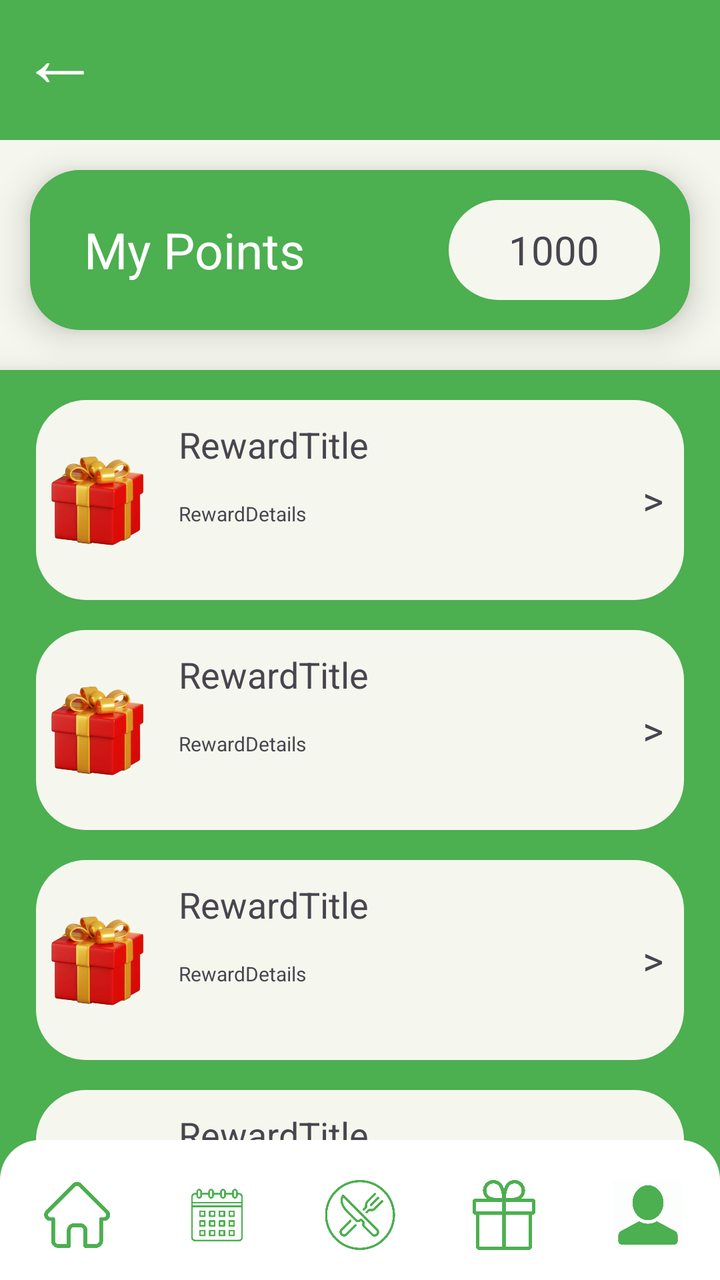
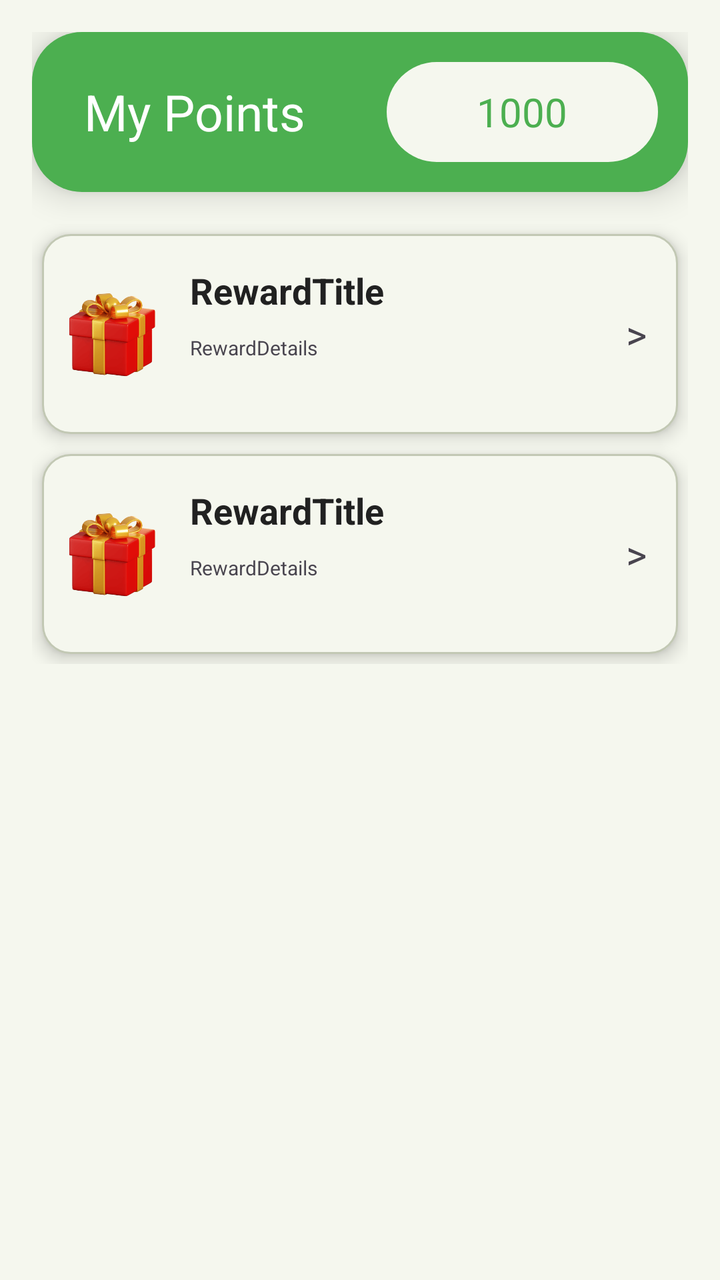

Before-and-after screenshots of an Android layout around one commit, followed by the original layout XML and the change that was made.
<!-- AndroidManifest.xml: application theme Theme.Gamstop -->
<!-- res/layout/activity_reward_page.xml -->
<?xml version="1.0" encoding="utf-8"?>
<FrameLayout xmlns:android="http://schemas.android.com/apk/res/android"
    xmlns:app="http://schemas.android.com/apk/res-auto"
    xmlns:tools="http://schemas.android.com/tools"
    android:id="@+id/main"
    android:layout_width="match_parent"
    android:layout_height="match_parent"
    android:orientation="vertical"
    android:background="#4CAF50"
    tools:context=".MainActivity">

    <LinearLayout
    android:layout_width="match_parent"
    android:layout_height="wrap_content"
        android:orientation="vertical"
    android:background="#F5F7EE">

    <TextView
        android:layout_width="match_parent"
        android:layout_height="70dp"
        android:background="#4CAF50"
        android:text="←"
        android:gravity="center"
        android:paddingRight="300dp"
        android:paddingBottom="15dp"
        android:textSize="40dp"
        android:textColor="@color/white"/>

        <LinearLayout
            android:layout_width="match_parent"
            android:layout_height="match_parent"
            android:layout_marginTop="115dp"
            android:background="#4CAF50"
            android:elevation="10dp"
            android:orientation="vertical">

            <include layout="@layout/item_rewardlayout" />

            <include layout="@layout/item_rewardlayout" />

            <include layout="@layout/item_rewardlayout" />

            <include layout="@layout/item_rewardlayout" />


        </LinearLayout>
    </LinearLayout>

    <RelativeLayout
        android:layout_width="match_parent"
        android:layout_height="wrap_content"
        android:layout_marginTop="570dp"
        android:backgroundTint="#FFFFFF"
        android:elevation="10dp">

        <include layout="@layout/nav_bar_layout" />

    </RelativeLayout>

    <LinearLayout
        android:layout_width="match_parent"
        android:layout_height="80dp"
        android:layout_marginLeft="15dp"
        android:layout_marginTop="85dp"
        android:layout_marginRight="15dp"
        android:background="@drawable/rounded_corner"
        android:backgroundTint="#4CAF50"
        android:elevation="10dp"
        android:textColor="@color/white">

        <TextView
            android:layout_width="match_parent"
            android:layout_height="match_parent"
            android:layout_weight="0.7"
            android:fontFamily="sans-serif"
            android:gravity="center"
            android:paddingRight="30dp"
            android:text="My Points"
            android:textColor="@color/white"
            android:textSize="25dp" />

        <TextView
            android:layout_width="match_parent"
            android:layout_height="match_parent"
            android:layout_margin="15dp"
            android:layout_weight="1"
            android:background="@drawable/rounded_corner"
            android:backgroundTint="#F5F7EE"
            android:gravity="center"
            android:text="1000"
            android:textSize="20dp" />


    </LinearLayout>

</FrameLayout>
<!-- res/layout/item_rewardlayout.xml (included above) -->
<LinearLayout xmlns:android="http://schemas.android.com/apk/res/android"
    xmlns:app="http://schemas.android.com/apk/res-auto"
    xmlns:tools="http://schemas.android.com/tools"
    android:layout_width="match_parent"
    android:layout_height="100dp"
    android:background="@drawable/rounded_corner"
    android:layout_marginTop="15dp"
    android:layout_marginRight="18dp"
    android:layout_marginLeft="18dp"
    android:backgroundTint="#F5F7EE"
    android:orientation="horizontal">


    <ImageView
        android:layout_width="match_parent"
        android:layout_height="match_parent"
        android:layout_weight="0.75"
        android:paddingLeft="5dp"
        android:paddingRight="5dp"
        android:src="@drawable/giftbox"/>
    <LinearLayout
        android:layout_width="match_parent"
        android:layout_height="match_parent"
        android:layout_weight="0.25"
        android:layout_marginRight="10dp"
        android:orientation="vertical">

        <TextView
            android:layout_width="match_parent"
            android:layout_height="match_parent"
            android:layout_weight="0.2"
            android:text="RewardTitle"
            android:padding="10dp"
            android:fontFamily="sans-serif"
            android:textSize="18dp"/>
        <TextView
            android:layout_width="match_parent"
            android:layout_height="match_parent"
            android:layout_weight="0.2"
            android:text="RewardDetails"
            android:paddingLeft="10dp"
            android:textSize="10dp"/>

    </LinearLayout>

    <TextView
        android:layout_width="match_parent"
        android:layout_height="match_parent"
        android:layout_weight="0.85"
        android:text=">"
        android:textSize="20dp"
        android:layout_marginRight="5dp"
        android:gravity="center"
        />

</LinearLayout>
<!-- res/layout/nav_bar_layout.xml (included above) -->
<LinearLayout xmlns:android="http://schemas.android.com/apk/res/android"
    xmlns:app="http://schemas.android.com/apk/res-auto"
    xmlns:tools="http://schemas.android.com/tools"
    android:id="@+id/navbar"
    android:layout_width="match_parent"
    android:layout_height="80dp"
    android:layout_alignParentBottom="true"
    android:orientation="horizontal"
    android:background="@drawable/top_rounded_corner"
    android:weightSum="5"
    android:paddingTop="5dp"
    android:backgroundTint="#FFFFFF">

    <LinearLayout
        android:layout_width="0dp"
        android:layout_height="match_parent"
        android:layout_weight="1"
        android:gravity="center"
        android:padding="15dp"
        android:orientation="vertical">

        <ImageView
            android:layout_width="48dp"
            android:layout_height="78dp"
            android:layout_weight="1"
            android:paddingLeft="10dp"
            android:paddingRight="5dp"
            android:scaleType="fitCenter"
            android:src="@drawable/navbar_icon_home"
            app:tint="#4CAF50" />
    </LinearLayout>

    <LinearLayout
        android:layout_width="0dp"
        android:layout_height="match_parent"
        android:layout_weight="1"
        android:gravity="center"
        android:padding="15dp"
        android:orientation="vertical">

        <ImageView
            android:layout_width="48dp"
            android:layout_height="78dp"
            android:layout_weight="0.75"
            android:paddingLeft="1dp"
            android:paddingRight="0dp"
            android:scaleType="fitCenter"
            android:src="@drawable/calendar_icon"
            app:tint="#4CAF50" />
    </LinearLayout>

    <LinearLayout
        android:layout_width="0dp"
        android:layout_height="match_parent"
        android:layout_weight="1"
        android:gravity="center"
        android:padding="15dp"
        android:orientation="vertical">

        <ImageView
            android:layout_width="48dp"
            android:layout_height="78dp"
            android:layout_weight="0.75"
            android:paddingLeft="5dp"
            android:paddingRight="5dp"
            android:scaleType="fitCenter"
            android:src="@drawable/navbar_icon_eat"
            app:tint="#4CAF50" />
    </LinearLayout>

    <LinearLayout
        android:layout_width="0dp"
        android:layout_height="match_parent"
        android:layout_weight="1"
        android:gravity="center"
        android:padding="15dp"
        android:orientation="vertical">

        <ImageView
            android:layout_width="48dp"
            android:layout_height="78dp"
            android:layout_weight="0.75"
            android:paddingLeft="5dp"
            android:paddingRight="5dp"
            android:src="@drawable/navbar_icon_gift"
            app:tint="#4CAF50" />
    </LinearLayout>

    <LinearLayout
        android:layout_width="0dp"
        android:layout_height="match_parent"
        android:layout_weight="1"
        android:gravity="center"
        android:padding="15dp"
        android:orientation="vertical">

        <ImageView
            android:layout_width="48dp"
            android:layout_height="78dp"
            android:layout_weight="0.75"
            android:paddingLeft="5dp"
            android:paddingRight="5dp"
            android:src="@drawable/navbar_icon_account"
            app:tint="#4CAF50" />
    </LinearLayout>

</LinearLayout>
<!-- resources referenced by this layout -->
<resources>
  <color name="white">#FFFFFFFF</color>
  <!-- drawable calendar_icon: png bitmap (drawable, 14035 bytes) -->
  <!-- drawable giftbox: webp bitmap (drawable, 18688 bytes) -->
  <!-- drawable navbar_icon_account: png bitmap (drawable, 16447 bytes) -->
  <!-- drawable navbar_icon_eat: png bitmap (drawable, 24859 bytes) -->
  <!-- drawable navbar_icon_gift: png bitmap (drawable, 6518 bytes) -->
  <!-- drawable navbar_icon_home: png bitmap (drawable, 8020 bytes) -->
  <!-- drawable rounded_corner (drawable) -->
  <shape xmlns:android="http://schemas.android.com/apk/res/android">
      <solid android:color="@color/black"/>
      <corners android:radius="25dp"/>
  </shape>
  <!-- drawable top_rounded_corner (drawable) -->
  <shape xmlns:android="http://schemas.android.com/apk/res/android">
  
      <solid android:color="#FFFFFF"/>
  
      <corners
          android:topLeftRadius="20dp"
          android:topRightRadius="20dp"
          android:bottomLeftRadius="0dp"
          android:bottomRightRadius="0dp"/>
  
  </shape>
  <style name="Theme.Gamstop" parent="Base.Theme.Gamstop" />
  <color name="black">#FF000000</color>
  <style name="Base.Theme.Gamstop" parent="Theme.Material3.DayNight.NoActionBar">
          
          
      </style>
</resources>

<!-- the commit's change to res/layout/activity_reward_page.xml (unified diff, before → after) -->
@@ -1,42 +1,57 @@
 <?xml version="1.0" encoding="utf-8"?>
-<FrameLayout xmlns:android="http://schemas.android.com/apk/res/android"
+<RelativeLayout xmlns:android="http://schemas.android.com/apk/res/android"
     xmlns:app="http://schemas.android.com/apk/res-auto"
     xmlns:tools="http://schemas.android.com/tools"
-    android:id="@+id/main"
     android:layout_width="match_parent"
     android:layout_height="match_parent"
-    android:orientation="vertical"
-    android:background="#4CAF50"
-    tools:context=".MainActivity">
+    android:background="#F5F7EE"
+    android:padding="16dp">
 
     <LinearLayout
-    android:layout_width="match_parent"
-    android:layout_height="wrap_content"
-        android:orientation="vertical"
-    android:background="#F5F7EE">
+        android:id="@+id/card_points"
+        android:layout_width="match_parent"
+        android:layout_height="80dp"
+        android:background="@drawable/rounded_corner"
+        android:backgroundTint="#4CAF50"
+        android:elevation="10dp"
+        android:orientation="horizontal">
 
-    <TextView
+        <TextView
+            android:layout_width="0dp"
+            android:layout_height="match_parent"
+            android:layout_weight="1.2"
+            android:fontFamily="sans-serif"
+            android:gravity="center"
+            android:text="My Points"
+            android:textColor="@color/white"
+            android:textSize="25sp" />
+
+        <TextView
+            android:layout_width="0dp"
+            android:layout_height="match_parent"
+            android:layout_margin="15dp"
+            android:layout_weight="1"
+            android:background="@drawable/rounded_corner"
+            android:backgroundTint="#F5F7EE"
+            android:gravity="center"
+            android:text="1000"
+            android:textColor="#4CAF50"
+            android:textSize="20sp" />
+
+    </LinearLayout>
+
+    <ScrollView
         android:layout_width="match_parent"
-        android:layout_height="70dp"
-        android:background="#4CAF50"
-        android:text="←"
-        android:gravity="center"
-        android:paddingRight="300dp"
-        android:paddingBottom="15dp"
-        android:textSize="40dp"
-        android:textColor="@color/white"/>
+        android:layout_height="match_parent"
+        android:layout_below="@id/card_points"
+        android:layout_marginTop="16dp"
+        android:scrollbars="none">
 
         <LinearLayout
             android:layout_width="match_parent"
-            android:layout_height="match_parent"
-            android:layout_marginTop="115dp"
-            android:background="#4CAF50"
-            android:elevation="10dp"
+            android:layout_height="wrap_content"
+            android:elevation="5dp"
             android:orientation="vertical">
-
-            <include layout="@layout/item_rewardlayout" />
-
-            <include layout="@layout/item_rewardlayout" />
 
             <include layout="@layout/item_rewardlayout" />
 
@@ -44,68 +59,18 @@
 
 
         </LinearLayout>
-    </LinearLayout>
+    </ScrollView>
 
-    <RelativeLayout
-        android:layout_width="match_parent"
-        android:layout_height="wrap_content"
-        android:layout_marginTop="570dp"
-        android:backgroundTint="#FFFFFF"
-        android:elevation="10dp">
-
-        <include layout="@layout/nav_bar_layout" />
-
-    </RelativeLayout>
-
-    <LinearLayout
-        android:layout_width="match_parent"
-        android:layout_height="80dp"
-        android:layout_marginLeft="15dp"
-        android:layout_marginTop="85dp"
-        android:layout_marginRight="15dp"
-        android:background="@drawable/rounded_corner"
-        android:backgroundTint="#4CAF50"
-        android:elevation="10dp"
-        android:textColor="@color/white">
-
-        <TextView
-            android:layout_width="match_parent"
-            android:layout_height="match_parent"
-            android:layout_weight="0.7"
-            android:fontFamily="sans-serif"
-            android:gravity="center"
-            android:paddingRight="30dp"
-            android:text="My Points"
-            android:textColor="@color/white"
-            android:textSize="25dp" />
-
-        <TextView
-            android:layout_width="match_parent"
-            android:layout_height="match_parent"
-            android:layout_margin="15dp"
-            android:layout_weight="1"
-            android:background="@drawable/rounded_corner"
-            android:backgroundTint="#F5F7EE"
-            android:gravity="center"
-            android:text="1000"
-            android:textSize="20dp" />
-
-
-    </LinearLayout>
-
-</FrameLayout>
+</RelativeLayout>
 <!-- res/layout/item_rewardlayout.xml (included above) -->
 <LinearLayout xmlns:android="http://schemas.android.com/apk/res/android"
     xmlns:app="http://schemas.android.com/apk/res-auto"
     xmlns:tools="http://schemas.android.com/tools"
     android:layout_width="match_parent"
     android:layout_height="100dp"
-    android:background="@drawable/rounded_corner"
-    android:layout_marginTop="15dp"
-    android:layout_marginRight="18dp"
-    android:layout_marginLeft="18dp"
-    android:backgroundTint="#F5F7EE"
-    android:orientation="horizontal">
+    android:orientation="horizontal"
+    android:layout_margin="5dp"
+    android:background="@drawable/rounded_and_border" android:elevation="5dp" android:padding="6dp">
 
 
     <ImageView
@@ -119,6 +84,7 @@
         android:layout_width="match_parent"
         android:layout_height="match_parent"
         android:layout_weight="0.25"
+
         android:layout_marginRight="10dp"
         android:orientation="vertical">
 
@@ -129,6 +95,8 @@
             android:text="RewardTitle"
             android:padding="10dp"
             android:fontFamily="sans-serif"
+            android:textColor="#212121"
+            android:textStyle="bold"
             android:textSize="18dp"/>
         <TextView
             android:layout_width="match_parent"
@@ -151,111 +119,3 @@
         />
 
 </LinearLayout>
-<!-- res/layout/nav_bar_layout.xml (included above) -->
-<LinearLayout xmlns:android="http://schemas.android.com/apk/res/android"
-    xmlns:app="http://schemas.android.com/apk/res-auto"
-    xmlns:tools="http://schemas.android.com/tools"
-    android:id="@+id/navbar"
-    android:layout_width="match_parent"
-    android:layout_height="80dp"
-    android:layout_alignParentBottom="true"
-    android:orientation="horizontal"
-    android:background="@drawable/top_rounded_corner"
-    android:weightSum="5"
-    android:paddingTop="5dp"
-    android:backgroundTint="#FFFFFF">
-
-    <LinearLayout
-        android:layout_width="0dp"
-        android:layout_height="match_parent"
-        android:layout_weight="1"
-        android:gravity="center"
-        android:padding="15dp"
-        android:orientation="vertical">
-
-        <ImageView
-            android:layout_width="48dp"
-            android:layout_height="78dp"
-            android:layout_weight="1"
-            android:paddingLeft="10dp"
-            android:paddingRight="5dp"
-            android:scaleType="fitCenter"
-            android:src="@drawable/navbar_icon_home"
-            app:tint="#4CAF50" />
-    </LinearLayout>
-
-    <LinearLayout
-        android:layout_width="0dp"
-        android:layout_height="match_parent"
-        android:layout_weight="1"
-        android:gravity="center"
-        android:padding="15dp"
-        android:orientation="vertical">
-
-        <ImageView
-            android:layout_width="48dp"
-            android:layout_height="78dp"
-            android:layout_weight="0.75"
-            android:paddingLeft="1dp"
-            android:paddingRight="0dp"
-            android:scaleType="fitCenter"
-            android:src="@drawable/calendar_icon"
-            app:tint="#4CAF50" />
-    </LinearLayout>
-
-    <LinearLayout
-        android:layout_width="0dp"
-        android:layout_height="match_parent"
-        android:layout_weight="1"
-        android:gravity="center"
-        android:padding="15dp"
-        android:orientation="vertical">
-
-        <ImageView
-            android:layout_width="48dp"
-            android:layout_height="78dp"
-            android:layout_weight="0.75"
-            android:paddingLeft="5dp"
-            android:paddingRight="5dp"
-            android:scaleType="fitCenter"
-            android:src="@drawable/navbar_icon_eat"
-            app:tint="#4CAF50" />
-    </LinearLayout>
-
-    <LinearLayout
-        android:layout_width="0dp"
-        android:layout_height="match_parent"
-        android:layout_weight="1"
-        android:gravity="center"
-        android:padding="15dp"
-        android:orientation="vertical">
-
-        <ImageView
-            android:layout_width="48dp"
-            android:layout_height="78dp"
-            android:layout_weight="0.75"
-            android:paddingLeft="5dp"
-            android:paddingRight="5dp"
-            android:src="@drawable/navbar_icon_gift"
-            app:tint="#4CAF50" />
-    </LinearLayout>
-
-    <LinearLayout
-        android:layout_width="0dp"
-        android:layout_height="match_parent"
-        android:layout_weight="1"
-        android:gravity="center"
-        android:padding="15dp"
-        android:orientation="vertical">
-
-        <ImageView
-            android:layout_width="48dp"
-            android:layout_height="78dp"
-            android:layout_weight="0.75"
-            android:paddingLeft="5dp"
-            android:paddingRight="5dp"
-            android:src="@drawable/navbar_icon_account"
-            app:tint="#4CAF50" />
-    </LinearLayout>
-
-</LinearLayout>
<!-- resource entries referenced after the edit -->
@@ -1,28 +1,25 @@
 <!-- resources referenced by this layout -->
 <resources>
   <color name="white">#FFFFFFFF</color>
-  <!-- drawable calendar_icon: png bitmap (drawable, 14035 bytes) -->
   <!-- drawable giftbox: webp bitmap (drawable, 18688 bytes) -->
-  <!-- drawable navbar_icon_account: png bitmap (drawable, 16447 bytes) -->
-  <!-- drawable navbar_icon_eat: png bitmap (drawable, 24859 bytes) -->
-  <!-- drawable navbar_icon_gift: png bitmap (drawable, 6518 bytes) -->
-  <!-- drawable navbar_icon_home: png bitmap (drawable, 8020 bytes) -->
+  <!-- drawable rounded_and_border (drawable) -->
+  <?xml version="1.0" encoding="utf-8"?>
+  <shape xmlns:android="http://schemas.android.com/apk/res/android"
+      android:shape="rectangle">
+  
+      <solid android:color="#F5F7EE" />
+  
+      <stroke
+          android:width="1dp"
+          android:color="#C2C8B4" />
+  
+      <corners android:radius="14dp" />
+  
+  </shape>
   <!-- drawable rounded_corner (drawable) -->
   <shape xmlns:android="http://schemas.android.com/apk/res/android">
       <solid android:color="@color/black"/>
       <corners android:radius="25dp"/>
-  </shape>
-  <!-- drawable top_rounded_corner (drawable) -->
-  <shape xmlns:android="http://schemas.android.com/apk/res/android">
-  
-      <solid android:color="#FFFFFF"/>
-  
-      <corners
-          android:topLeftRadius="20dp"
-          android:topRightRadius="20dp"
-          android:bottomLeftRadius="0dp"
-          android:bottomRightRadius="0dp"/>
-  
   </shape>
   <style name="Theme.Gamstop" parent="Base.Theme.Gamstop" />
   <color name="black">#FF000000</color>
